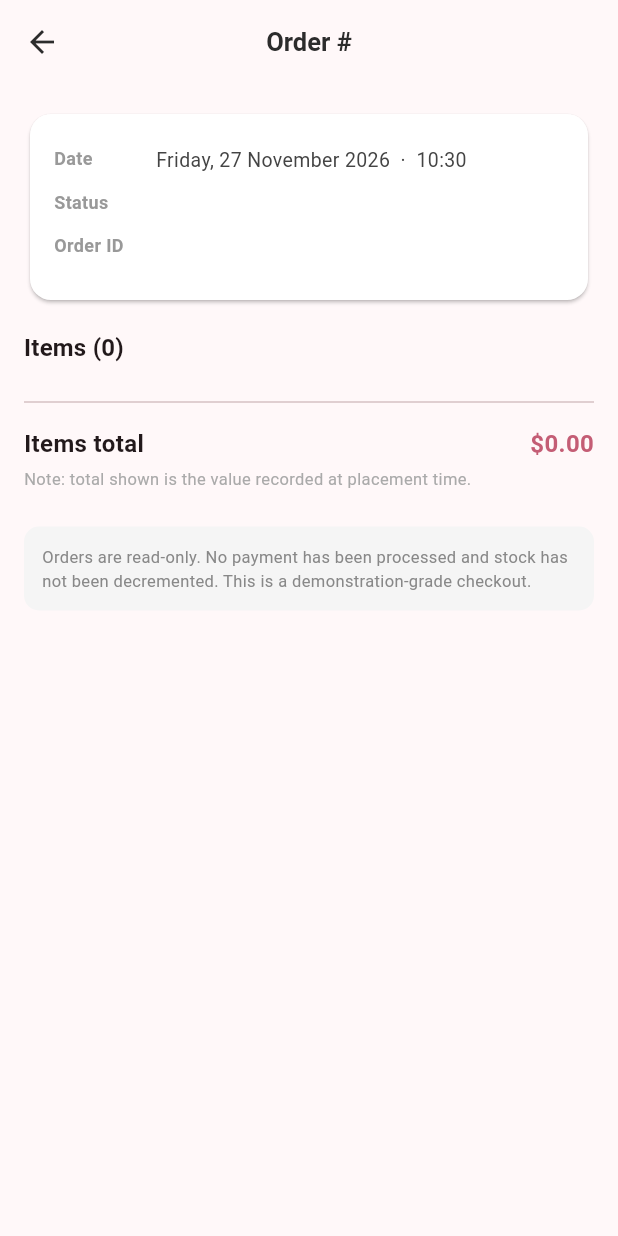
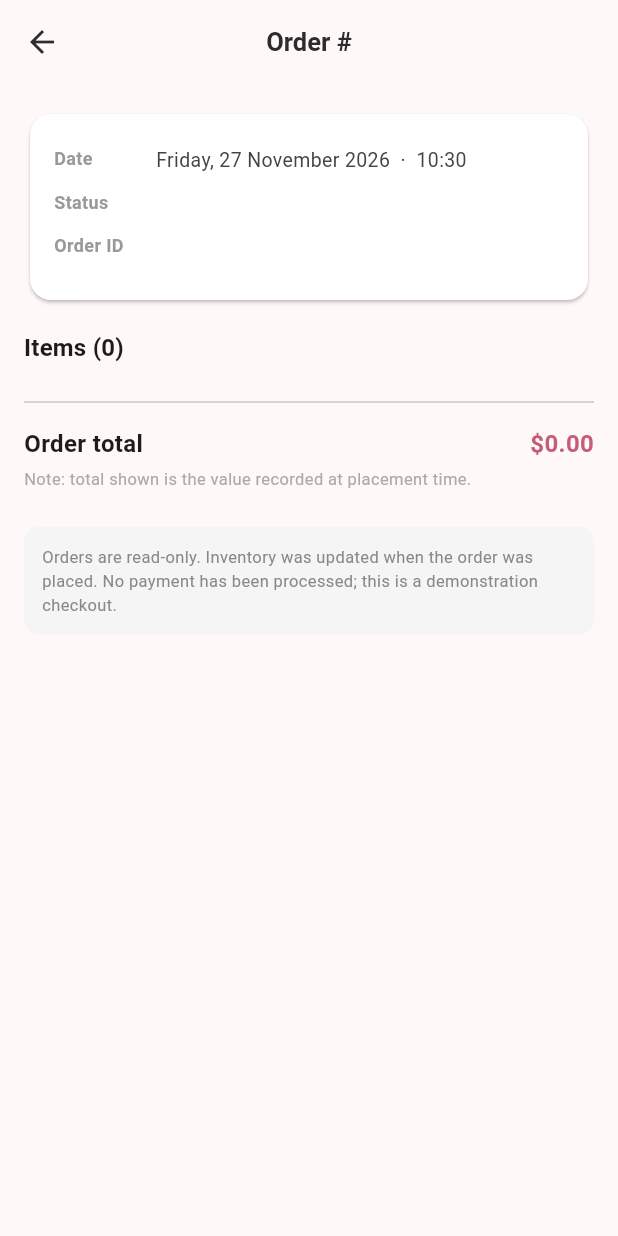
Before and after one commit to Meka996/Mobile-Application-Project-flutter-, a Flutter app: the OrderDetailScreen screen opened directly with empty values, on a phone screen of 412 x 824 dp. Run offline on Flutter 3.47's test engine with Material 3 defaults, Android fonts, the phone set to English and light mode, and no system bars; our stand-ins replace cloud_firestore, cloud_functions, firebase_auth, firebase_core; accounts and stored records are empty.

Commit message:
Correct order detail checkout notes

```diff
--- a/lib/features/orders/screens/order_detail_screen.dart
+++ b/lib/features/orders/screens/order_detail_screen.dart
@@ -59,7 +59,7 @@ class OrderDetailScreen extends StatelessWidget {
           const Divider(height: 32),
 
           // ── Totals (snapshot)
-          _SummaryRow('Items total',
+          _SummaryRow('Order total',
               '\$${order.total.toStringAsFixed(2)}'),
           const SizedBox(height: 4),
           const Text(
@@ -76,8 +76,8 @@ class OrderDetailScreen extends StatelessWidget {
               borderRadius: BorderRadius.circular(10),
             ),
             child: const Text(
-              'Orders are read-only. No payment has been processed and stock '
-              'has not been decremented. This is a demonstration-grade checkout.',
+              'Orders are read-only. Inventory was updated when the order was placed. '
+              'No payment has been processed; this is a demonstration checkout.',
               style: TextStyle(fontSize: 11, color: Color(0xFF888888)),
             ),
           ),
```
